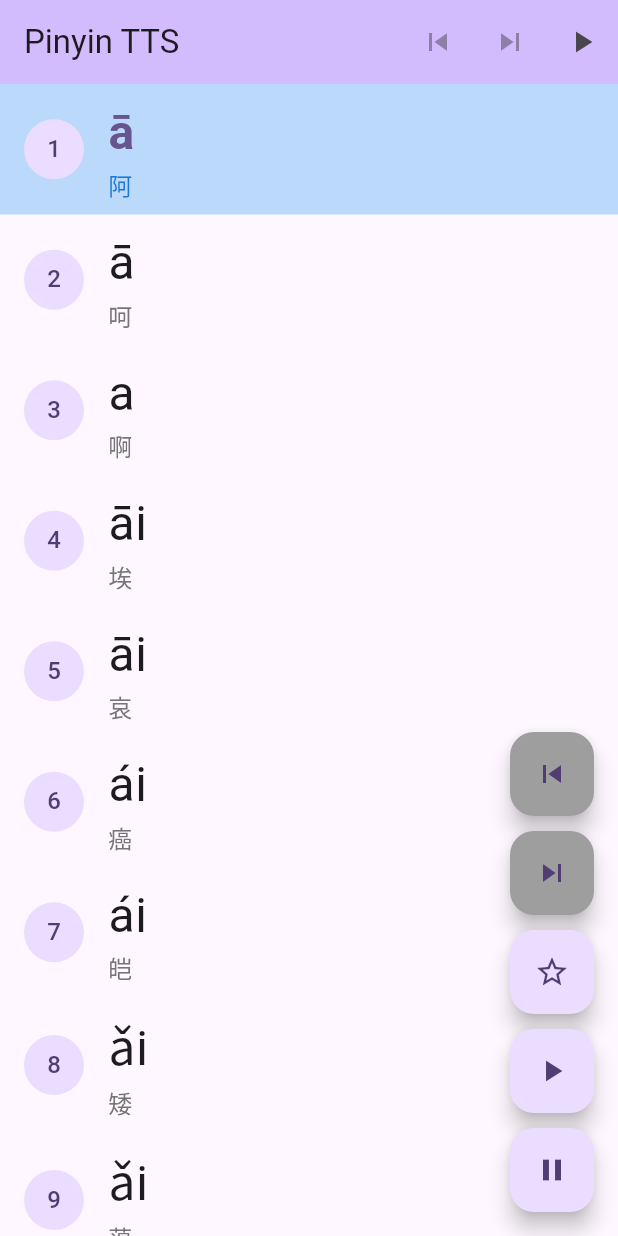
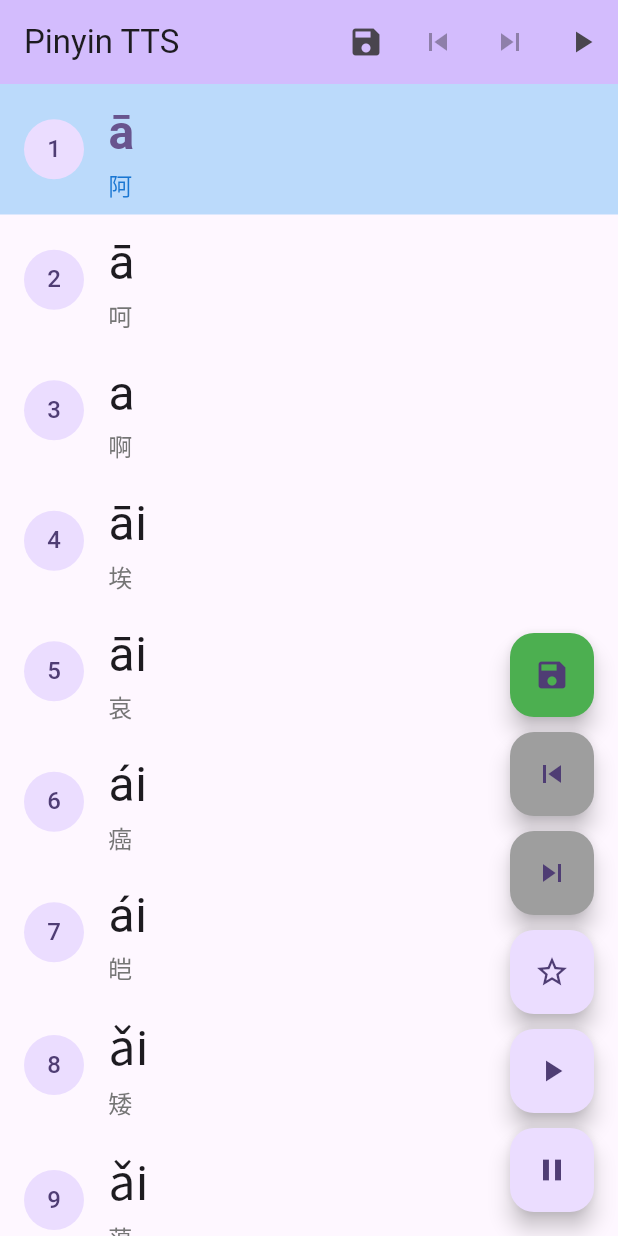
Before and after one commit to suikan4github/pinyin_tts, a Flutter app: the screen it shows after launch, on a phone screen of 412 x 824 dp. Run offline on Flutter 3.47's test engine with Material 3 defaults, Android fonts, the phone set to English and light mode, and no system bars; our stand-ins replace flutter_tts.

Commit message:
Add save funcitonality.

```diff
--- a/lib/main.dart
+++ b/lib/main.dart
@@ -1,5 +1,7 @@
 import 'package:flutter/material.dart';
 import 'package:flutter_tts/flutter_tts.dart';
+import 'package:path_provider/path_provider.dart';
+import 'dart:io';
 import 'generate_source_hanzi_list.dart';
 
 void main() {
@@ -46,6 +48,7 @@
   int currentIndex = 0;
   bool isPlaying = false;
   bool isPaused = false;
+  bool isSaving = false;
 
   @override
   void initState() {
@@ -159,6 +162,57 @@
     });
   }
 
+  Future<void> saveMarkedItemsToFile() async {
+    if (markedItems.isEmpty) {
+      ScaffoldMessenger.of(
+        context,
+      ).showSnackBar(const SnackBar(content: Text('マークされたアイテムがありません')));
+      return;
+    }
+
+    setState(() {
+      isSaving = true;
+    });
+
+    try {
+      // アプリのドキュメントディレクトリを取得
+      final directory = await getApplicationDocumentsDirectory();
+      final fileName = 'pinyin_marked_characters.txt';
+      final file = File('${directory.path}/$fileName');
+
+      // マークされたアイテムの簡体字文字を収集
+      final markedCharacters = <String>[];
+      final sortedMarkedItems = markedItems.toList()..sort();
+      for (int index in sortedMarkedItems) {
+        if (index < hanziList.length) {
+          markedCharacters.add(hanziList[index].simplified);
+        }
+      }
+
+      // ファイル内容を作成
+      final fileContent = markedCharacters.join('\n');
+
+      // ファイルに保存
+      await file.writeAsString(fileContent);
+
+      ScaffoldMessenger.of(context).showSnackBar(
+        SnackBar(
+          content: Text(
+            '$fileName を保存しました (${markedCharacters.length}文字)\nパス: ${file.path}',
+          ),
+        ),
+      );
+    } catch (e) {
+      ScaffoldMessenger.of(
+        context,
+      ).showSnackBar(SnackBar(content: Text('保存に失敗しました: $e')));
+    } finally {
+      setState(() {
+        isSaving = false;
+      });
+    }
+  }
+
   void goToNextMarkedItem() {
     if (markedItems.isEmpty) return;
 
@@ -219,6 +273,17 @@
         backgroundColor: Theme.of(context).colorScheme.inversePrimary,
         title: Text(widget.title),
         actions: [
+          IconButton(
+            onPressed: isSaving ? null : saveMarkedItemsToFile,
+            icon: isSaving
+                ? const SizedBox(
+                    width: 20,
+                    height: 20,
+                    child: CircularProgressIndicator(strokeWidth: 2),
+                  )
+                : const Icon(Icons.save),
+            tooltip: 'Save Marked Items',
+          ),
           IconButton(
             onPressed: markedItems.isEmpty ? null : goToPreviousMarkedItem,
             icon: const Icon(Icons.skip_previous),
@@ -286,6 +351,23 @@
         mainAxisAlignment: MainAxisAlignment.end,
         children: [
           FloatingActionButton(
+            heroTag: "save",
+            onPressed: isSaving ? null : saveMarkedItemsToFile,
+            tooltip: 'Save Marked Items',
+            backgroundColor: isSaving ? Colors.grey : Colors.green,
+            child: isSaving
+                ? const SizedBox(
+                    width: 20,
+                    height: 20,
+                    child: CircularProgressIndicator(
+                      strokeWidth: 2,
+                      color: Colors.white,
+                    ),
+                  )
+                : const Icon(Icons.save),
+          ),
+          const SizedBox(height: 10),
+          FloatingActionButton(
             heroTag: "prev_marked",
             onPressed: markedItems.isEmpty ? null : goToPreviousMarkedItem,
             tooltip: 'Previous Marked Item',
--- a/pubspec.yaml
+++ b/pubspec.yaml
@@ -35,6 +35,9 @@ dependencies:
   # Use with the CupertinoIcons class for iOS style icons.
   cupertino_icons: ^1.0.8
   flutter_tts: ^4.2.3
+  googleapis: ^14.0.0
+  google_sign_in: ^7.1.1
+  path_provider: ^2.1.5
 
 dev_dependencies:
   flutter_test:
```
Also changed, not shown: 1 other file.
